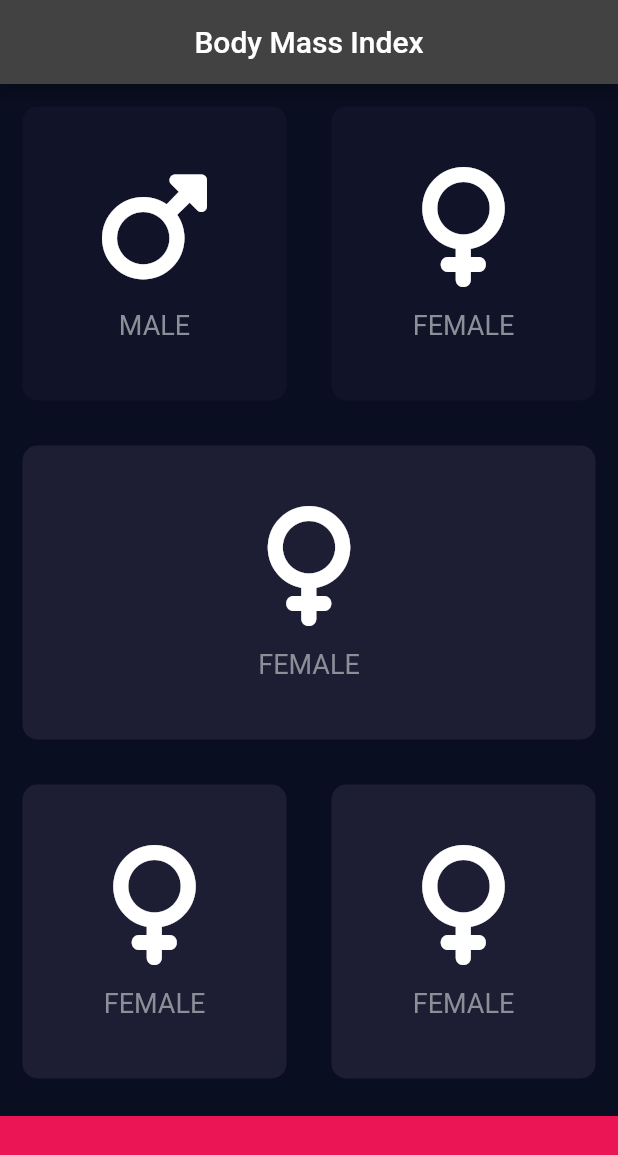
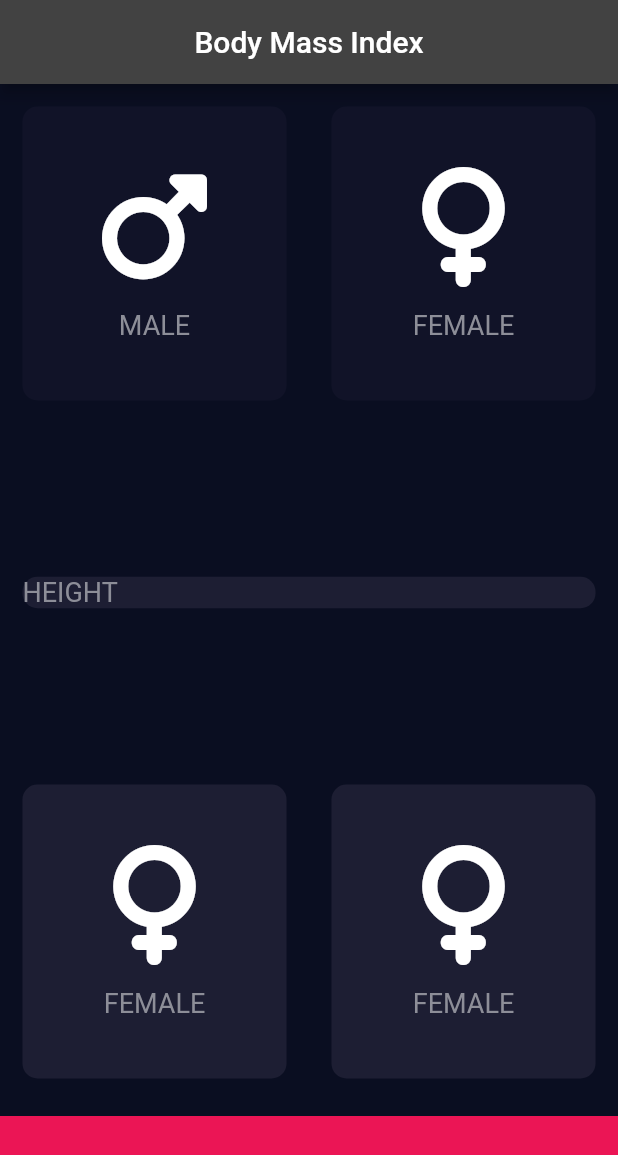
Before and after one commit to MaahiSinghGit/bmi_calculator_flutter, a Flutter app: the screen it shows after launch, on a phone screen of 412 x 824 dp. Shown: the top 1155 px of the screen. Run offline on Flutter 3.47's test engine with Material 2 defaults, Android fonts, the phone set to English and light mode, and no system bars; our stand-ins replace font_awesome_flutter.

```diff
--- a/lib/InputPage.dart
+++ b/lib/InputPage.dart
@@ -86,7 +86,8 @@ class _InputPageState extends State<InputPage> {
             children: [
               Expanded(
                 child: ReusableCard(
-                  colour: activecardcolor, cardChild: cardContent(icon: FontAwesomeIcons.venus, lable: 'FEMALE')
+                  colour: activecardcolor,
+                    cardChild: Text('HEIGHT', style: labelTextStyle,),
                 ),
               ),
             ],
--- a/lib/icon_content.dart
+++ b/lib/icon_content.dart
@@ -1,8 +1,10 @@
 import 'package:flutter/material.dart';
+const labelTextStyle=TextStyle(fontSize: 18.0, color: Color(0xFF8D8E98));
 class cardContent extends StatelessWidget {
   cardContent({required this.icon,required this.lable});
   final IconData icon;
   final String lable;
+
 
   @override
   Widget build(BuildContext context) {
@@ -18,7 +20,7 @@ class cardContent extends StatelessWidget {
         ),
         Text(
           lable,
-          style: TextStyle(fontSize: 18.0, color: Color(0xFF8D8E98)),
+          style: labelTextStyle,
         ),
       ],
     );
```
